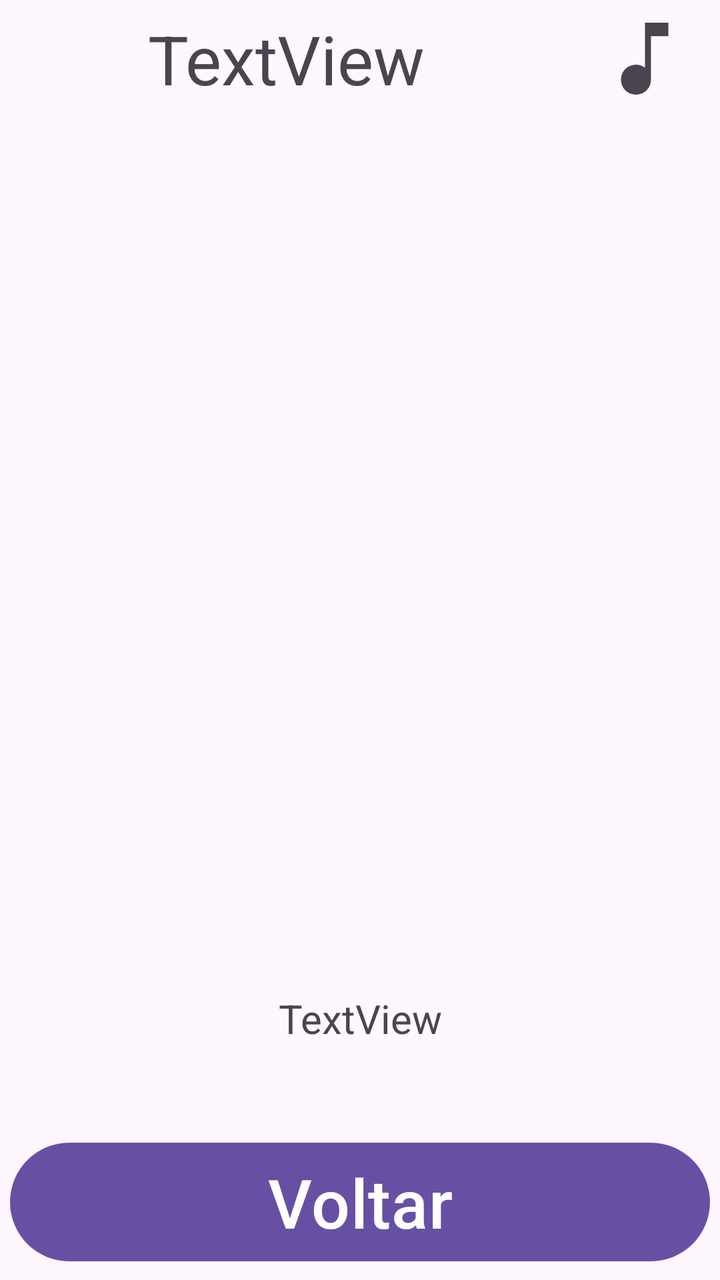
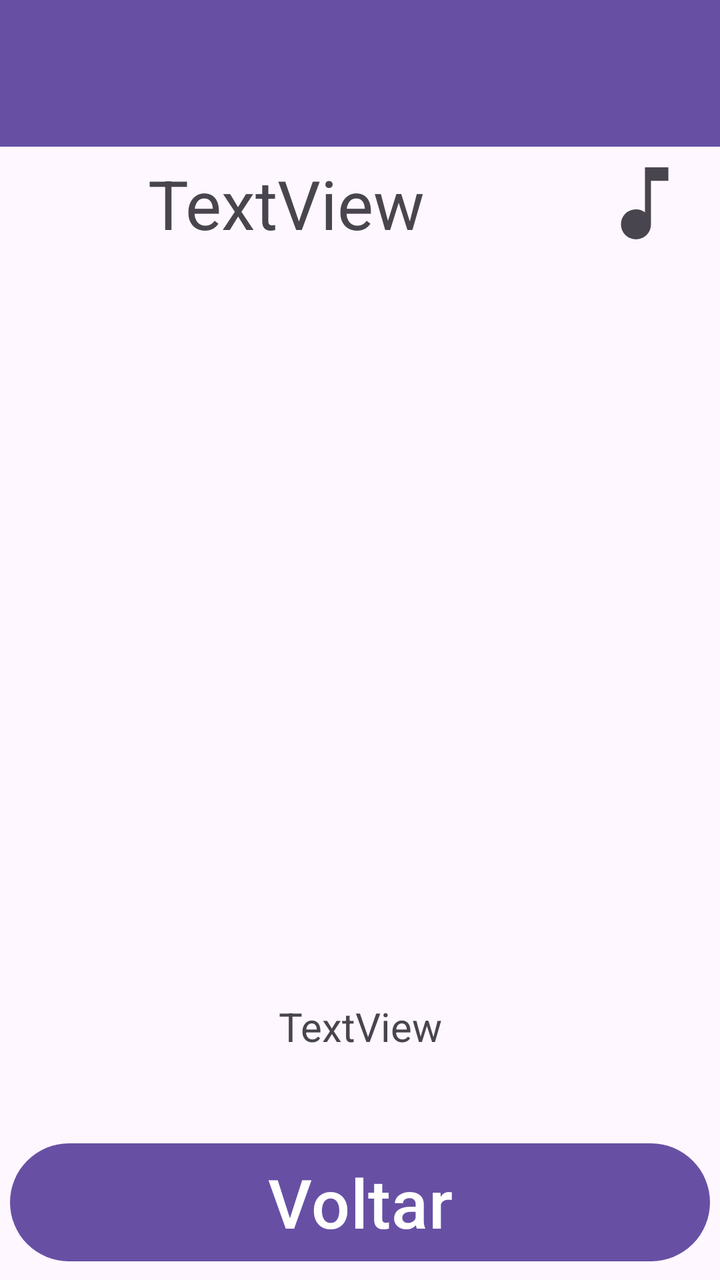

Compare the two renders of this Android layout. The source of the first and the diff that turns it into the second are given below.
<!-- AndroidManifest.xml: application theme Theme.ProjetoPDMII -->
<!-- res/layout/activity_tela03.xml -->
<?xml version="1.0" encoding="utf-8"?>
<LinearLayout xmlns:android="http://schemas.android.com/apk/res/android"
    xmlns:app="http://schemas.android.com/apk/res-auto"
    xmlns:tools="http://schemas.android.com/tools"
    android:id="@+id/iddrawer"
    android:layout_width="match_parent"
    android:layout_height="match_parent"
    android:orientation="vertical"
    tools:context=".Tela03">

    <LinearLayout
        android:layout_width="match_parent"
        android:layout_height="wrap_content"
        android:layout_margin="1dp"
        android:layout_weight="0.025"
        android:gravity="center"
        android:orientation="horizontal">

        <TextView
            android:id="@+id/textView5"
            android:layout_width="wrap_content"
            android:layout_height="wrap_content"
            android:layout_weight="0.99"
            android:gravity="center"
            android:text="TextView"
            android:textSize="34sp" />

        <ImageButton
            android:id="@+id/imageButton"
            android:layout_width="wrap_content"
            android:layout_height="match_parent"
            android:layout_weight="0.01"
            android:backgroundTint="#00FFFFFF"
            app:srcCompat="@drawable/music_note_48px" />
    </LinearLayout>

    <androidx.viewpager2.widget.ViewPager2
        android:id="@+id/viewpager"
        android:layout_width="match_parent"
        android:layout_height="0dp"
        android:layout_weight="0.87">

    </androidx.viewpager2.widget.ViewPager2>

    <ScrollView
        android:layout_width="match_parent"
        android:layout_height="50dp"
        android:layout_gravity="center"
        android:layout_margin="5dp"
        android:layout_weight="0.1">

        <LinearLayout
            android:layout_width="match_parent"
            android:layout_height="match_parent"
            android:layout_gravity="center"
            android:gravity="center"
            android:orientation="vertical">

            <TextView
                android:id="@+id/textView6"
                android:layout_width="match_parent"
                android:layout_height="match_parent"
                android:gravity="center"
                android:text="TextView"
                android:textSize="20sp" />
        </LinearLayout>
    </ScrollView>

    <Button
        android:id="@+id/button3"
        android:layout_width="match_parent"
        android:layout_height="wrap_content"
        android:layout_margin="5dp"
        android:layout_weight="0.005"
        android:text="Voltar"
        android:textSize="34sp" />
</LinearLayout>
<!-- resources referenced by this layout -->
<resources>
  <!-- drawable music_note_48px (drawable) -->
  <vector xmlns:android="http://schemas.android.com/apk/res/android"
      android:width="48dp"
      android:height="48dp"
      android:viewportWidth="960"
      android:viewportHeight="960"
      android:tint="?attr/colorControlNormal">
    <path
        android:fillColor="@android:color/white"
        android:pathData="M286.5,796.5Q243,753 243,690Q243,627 286.5,583.5Q330,540 393,540Q421,540 443.5,548Q466,556 483,570L483,120L717,120L717,255L543,255L543,690Q543,753 499.5,796.5Q456,840 393,840Q330,840 286.5,796.5Z"/>
  </vector>
  <style name="Theme.ProjetoPDMII" parent="Base.Theme.ProjetoPDMII" />
  <style name="Base.Theme.ProjetoPDMII" parent="Theme.Material3.DayNight.NoActionBar">
          
          
      </style>
</resources>

<!-- the commit's change to res/layout/activity_tela03.xml (unified diff, before → after) -->
@@ -1,77 +1,135 @@
 <?xml version="1.0" encoding="utf-8"?>
-<LinearLayout xmlns:android="http://schemas.android.com/apk/res/android"
+<androidx.drawerlayout.widget.DrawerLayout xmlns:android="http://schemas.android.com/apk/res/android"
     xmlns:app="http://schemas.android.com/apk/res-auto"
     xmlns:tools="http://schemas.android.com/tools"
-    android:id="@+id/iddrawer"
+    android:id="@+id/iddrawer3"
     android:layout_width="match_parent"
     android:layout_height="match_parent"
     android:orientation="vertical"
     tools:context=".Tela03">
 
     <LinearLayout
+        android:id="@+id/linearlayout3"
         android:layout_width="match_parent"
-        android:layout_height="wrap_content"
-        android:layout_margin="1dp"
+        android:layout_height="match_parent"
         android:layout_weight="0.025"
-        android:gravity="center"
-        android:orientation="horizontal">
+        android:orientation="vertical">
 
-        <TextView
-            android:id="@+id/textView5"
-            android:layout_width="wrap_content"
+        <androidx.appcompat.widget.Toolbar
+            android:id="@+id/toolbar3"
+            android:layout_width="match_parent"
             android:layout_height="wrap_content"
-            android:layout_weight="0.99"
-            android:gravity="center"
-            android:text="TextView"
-            android:textSize="34sp" />
-
-        <ImageButton
-            android:id="@+id/imageButton"
-            android:layout_width="wrap_content"
-            android:layout_height="match_parent"
-            android:layout_weight="0.01"
-            android:backgroundTint="#00FFFFFF"
-            app:srcCompat="@drawable/music_note_48px" />
-    </LinearLayout>
-
-    <androidx.viewpager2.widget.ViewPager2
-        android:id="@+id/viewpager"
-        android:layout_width="match_parent"
-        android:layout_height="0dp"
-        android:layout_weight="0.87">
-
-    </androidx.viewpager2.widget.ViewPager2>
-
-    <ScrollView
-        android:layout_width="match_parent"
-        android:layout_height="50dp"
-        android:layout_gravity="center"
-        android:layout_margin="5dp"
-        android:layout_weight="0.1">
+            android:layout_weight="0.025"
+            android:background="?attr/colorPrimary"
+            android:minHeight="?attr/actionBarSize"
+            android:theme="?attr/actionBarTheme" />
 
         <LinearLayout
             android:layout_width="match_parent"
-            android:layout_height="match_parent"
-            android:layout_gravity="center"
+            android:layout_height="wrap_content"
+            android:layout_margin="1dp"
+            android:layout_weight="0.025"
             android:gravity="center"
-            android:orientation="vertical">
+            android:orientation="horizontal">
 
             <TextView
-                android:id="@+id/textView6"
+                android:id="@+id/textView5"
+                android:layout_width="wrap_content"
+                android:layout_height="wrap_content"
+                android:layout_weight="0.99"
+                android:gravity="center"
+                android:text="TextView"
+                android:textSize="34sp" />
+
+            <ImageButton
+                android:id="@+id/imageButton"
+                android:layout_width="wrap_content"
+                android:layout_height="match_parent"
+                android:layout_weight="0.01"
+                android:backgroundTint="#00FFFFFF"
+                app:srcCompat="@drawable/music_note_48px" />
+        </LinearLayout>
+
+        <androidx.viewpager2.widget.ViewPager2
+            android:id="@+id/viewpager"
+            android:layout_width="match_parent"
+            android:layout_height="0dp"
+            android:layout_weight="0.87">
+
+        </androidx.viewpager2.widget.ViewPager2>
+
+        <ScrollView
+            android:layout_width="match_parent"
+            android:layout_height="50dp"
+            android:layout_gravity="center"
+            android:layout_margin="5dp"
+            android:layout_weight="0.1">
+
+            <LinearLayout
                 android:layout_width="match_parent"
                 android:layout_height="match_parent"
+                android:layout_gravity="center"
                 android:gravity="center"
-                android:text="TextView"
-                android:textSize="20sp" />
-        </LinearLayout>
-    </ScrollView>
+                android:orientation="vertical">
 
-    <Button
-        android:id="@+id/button3"
+                <TextView
+                    android:id="@+id/textView6"
+                    android:layout_width="match_parent"
+                    android:layout_height="match_parent"
+                    android:gravity="center"
+                    android:text="TextView"
+                    android:textSize="20sp" />
+            </LinearLayout>
+        </ScrollView>
+
+        <Button
+            android:id="@+id/button3"
+            android:layout_width="match_parent"
+            android:layout_height="wrap_content"
+            android:layout_margin="5dp"
+            android:layout_weight="0.005"
+            android:text="Voltar"
+            android:textSize="34sp" />
+
+    </LinearLayout>
+
+    <com.google.android.material.navigation.NavigationView
+        android:id="@+id/navigationview3"
+        android:layout_width="match_parent"
+        android:layout_height="match_parent"
+        android:layout_gravity="start"
+        android:layout_weight="0.025"
+        app:headerLayout="@layout/cabecalho"
+        app:menu="@menu/menudrawer" />
+</androidx.drawerlayout.widget.DrawerLayout>
+<!-- res/layout/cabecalho.xml (included above) -->
+<?xml version="1.0" encoding="utf-8"?>
+<LinearLayout xmlns:android="http://schemas.android.com/apk/res/android"
+    xmlns:app="http://schemas.android.com/apk/res-auto"
+    android:layout_width="match_parent"
+    android:layout_height="180dp"
+    android:background="#FFC107"
+    android:gravity="bottom"
+    android:orientation="vertical"
+    android:padding="10dp">
+
+    <ImageView
+        android:id="@+id/imageView9"
+        android:layout_width="72dp"
+        android:layout_height="72dp"
+        app:srcCompat="@drawable/account_circle_48px" />
+
+    <TextView
+        android:id="@+id/textView8"
         android:layout_width="match_parent"
         android:layout_height="wrap_content"
-        android:layout_margin="5dp"
-        android:layout_weight="0.005"
-        android:text="Voltar"
-        android:textSize="34sp" />
+        android:text="@string/nome"
+        android:textSize="16sp" />
+
+    <TextView
+        android:id="@+id/textView9"
+        android:layout_width="match_parent"
+        android:layout_height="wrap_content"
+        android:text="@string/email"
+        android:textSize="16sp" />
 </LinearLayout>
<!-- resource entries referenced after the edit -->
@@ -1,5 +1,16 @@
 <!-- resources referenced by this layout -->
 <resources>
+  <!-- drawable account_circle_48px (drawable) -->
+  <vector xmlns:android="http://schemas.android.com/apk/res/android"
+      android:width="48dp"
+      android:height="48dp"
+      android:viewportWidth="960"
+      android:viewportHeight="960"
+      android:tint="?attr/colorControlNormal">
+    <path
+        android:fillColor="@android:color/white"
+        android:pathData="M222,705Q285,661 347,637.5Q409,614 480,614Q551,614 613.5,637.5Q676,661 739,705Q783,651 801.5,596Q820,541 820,480Q820,335 722.5,237.5Q625,140 480,140Q335,140 237.5,237.5Q140,335 140,480Q140,541 159,596Q178,651 222,705ZM382.5,470.5Q343,431 343,373Q343,315 382.5,275.5Q422,236 480,236Q538,236 577.5,275.5Q617,315 617,373Q617,431 577.5,470.5Q538,510 480,510Q422,510 382.5,470.5ZM480,880Q398,880 325,848.5Q252,817 197.5,762.5Q143,708 111.5,635Q80,562 80,480Q80,397 111.5,324.5Q143,252 197.5,197.5Q252,143 325,111.5Q398,80 480,80Q563,80 635.5,111.5Q708,143 762.5,197.5Q817,252 848.5,324.5Q880,397 880,480Q880,562 848.5,635Q817,708 762.5,762.5Q708,817 635.5,848.5Q563,880 480,880ZM587.5,804Q640,788 691,748Q640,712 587,693Q534,674 480,674Q426,674 373,693Q320,712 269,748Q320,788 372.5,804Q425,820 480,820Q535,820 587.5,804ZM535.5,428.5Q557,407 557,373Q557,339 535.5,317.5Q514,296 480,296Q446,296 424.5,317.5Q403,339 403,373Q403,407 424.5,428.5Q446,450 480,450Q514,450 535.5,428.5ZM480,373Q480,373 480,373Q480,373 480,373Q480,373 480,373Q480,373 480,373Q480,373 480,373Q480,373 480,373Q480,373 480,373Q480,373 480,373ZM480,747Q480,747 480,747Q480,747 480,747Q480,747 480,747Q480,747 480,747Q480,747 480,747Q480,747 480,747Q480,747 480,747Q480,747 480,747Z"/>
+  </vector>
   <!-- drawable music_note_48px (drawable) -->
   <vector xmlns:android="http://schemas.android.com/apk/res/android"
       android:width="48dp"
@@ -11,6 +22,8 @@
         android:fillColor="@android:color/white"
         android:pathData="M286.5,796.5Q243,753 243,690Q243,627 286.5,583.5Q330,540 393,540Q421,540 443.5,548Q466,556 483,570L483,120L717,120L717,255L543,255L543,690Q543,753 499.5,796.5Q456,840 393,840Q330,840 286.5,796.5Z"/>
   </vector>
+  <string name="email">jhonata.paina@alunos.ifsuldeminas.edu.br</string>
+  <string name="nome">Jhonata Paína</string>
   <style name="Theme.ProjetoPDMII" parent="Base.Theme.ProjetoPDMII" />
   <style name="Base.Theme.ProjetoPDMII" parent="Theme.Material3.DayNight.NoActionBar">
           
